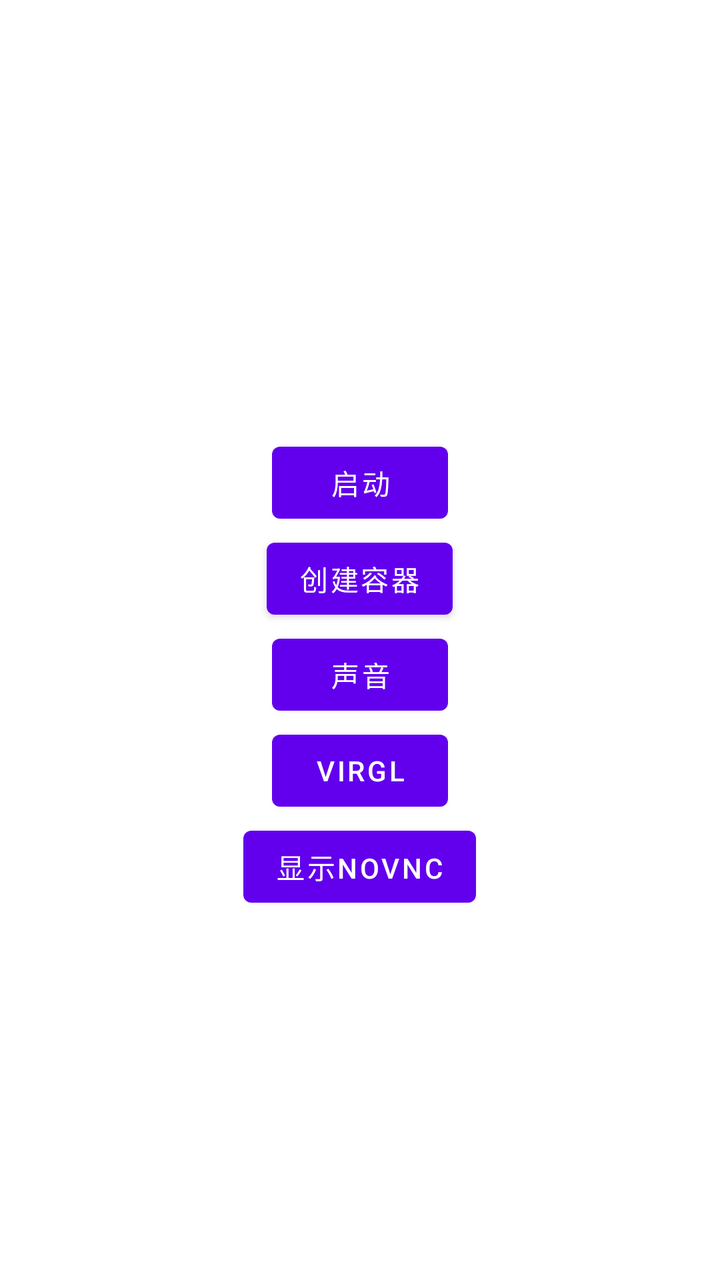
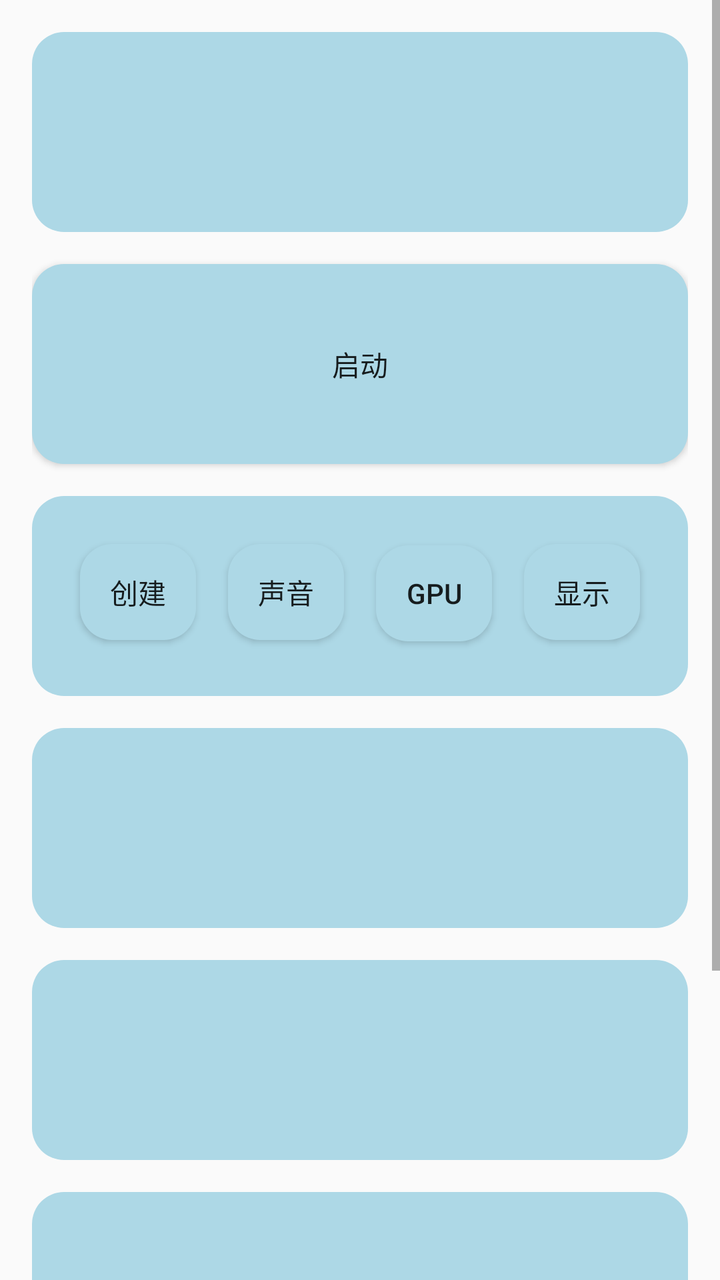

The first picture is an Android layout as it rendered before a commit; the second is the same layout after the commit. The layout source and the unified diff follow.
<!-- AndroidManifest.xml: application theme Theme.SimpleContainer -->
<!-- res/layout/fragment_home.xml -->
<?xml version="1.0" encoding="utf-8"?>
<androidx.constraintlayout.widget.ConstraintLayout xmlns:android="http://schemas.android.com/apk/res/android"
    xmlns:app="http://schemas.android.com/apk/res-auto"
    xmlns:tools="http://schemas.android.com/tools"
    android:layout_width="match_parent"
    android:layout_height="match_parent"
    tools:context=".ui.home.HomeFragment">


    <LinearLayout
        android:layout_width="match_parent"
        android:layout_height="match_parent"
        android:orientation="vertical"
        android:gravity="center">

        <TextView
            android:id="@+id/text_home"
            android:layout_width="match_parent"
            android:layout_height="wrap_content"
            android:layout_marginStart="8dp"
            android:layout_marginTop="8dp"
            android:layout_marginEnd="8dp"
            android:textAlignment="center"
            android:textSize="20sp"
            app:layout_constraintBottom_toBottomOf="parent"
            app:layout_constraintEnd_toEndOf="parent"
            app:layout_constraintStart_toStartOf="parent"
            app:layout_constraintTop_toTopOf="parent" />


        <Button
            android:id="@+id/start"
            android:layout_width="wrap_content"
            android:layout_height="wrap_content"
            android:text="启动" />


        <Button
            android:id="@+id/create"
            android:layout_width="wrap_content"
            android:layout_height="wrap_content"
            android:text="创建容器" />

        <Button
            android:id="@+id/sound"
            android:layout_width="wrap_content"
            android:layout_height="wrap_content"
            android:text="声音" />

        <Button
            android:id="@+id/virgl"
            android:layout_width="wrap_content"
            android:layout_height="wrap_content"
            android:text="virgl" />

        <Button
            android:id="@+id/web"
            android:layout_width="wrap_content"
            android:layout_height="wrap_content"
            android:text="显示novnc" />







        <ProgressBar
            android:id="@+id/progressBar"
            android:layout_width="match_parent"
            android:layout_height="match_parent"
            android:background="@android:color/transparent"
            android:visibility="gone"
            android:indeterminate="true"
            style="@android:style/Widget.ProgressBar.Large" />
    </LinearLayout>


</androidx.constraintlayout.widget.ConstraintLayout>
<!-- resources referenced by this layout -->
<resources>
  <style name="Theme.SimpleContainer" parent="Theme.MaterialComponents.DayNight.DarkActionBar">
          
          <item name="colorPrimary">@color/purple_500</item>
          <item name="colorPrimaryVariant">@color/purple_700</item>
          <item name="colorOnPrimary">@color/white</item>
          
          <item name="colorSecondary">@color/teal_200</item>
          <item name="colorSecondaryVariant">@color/teal_700</item>
          <item name="colorOnSecondary">@color/black</item>
          
          <item name="android:statusBarColor">?attr/colorPrimaryVariant</item>
          
      </style>
  <color name="purple_500">#FF6200EE</color>
  <color name="purple_700">#FF3700B3</color>
  <color name="white">#FFFFFFFF</color>
  <color name="teal_200">#FF03DAC5</color>
  <color name="teal_700">#FF018786</color>
  <color name="black">#FF000000</color>
</resources>

<!-- the commit's change to res/layout/fragment_home.xml (unified diff, before → after) -->
@@ -7,73 +7,137 @@
     tools:context=".ui.home.HomeFragment">
 
 
-    <LinearLayout
+    <ScrollView
         android:layout_width="match_parent"
-        android:layout_height="match_parent"
-        android:orientation="vertical"
-        android:gravity="center">
+        android:layout_height="wrap_content"
+        app:layout_constraintTop_toTopOf="parent"
+        tools:layout_editor_absoluteX="0dp">
 
-        <TextView
-            android:id="@+id/text_home"
+        <LinearLayout
             android:layout_width="match_parent"
-            android:layout_height="wrap_content"
-            android:layout_marginStart="8dp"
-            android:layout_marginTop="8dp"
-            android:layout_marginEnd="8dp"
-            android:textAlignment="center"
-            android:textSize="20sp"
-            app:layout_constraintBottom_toBottomOf="parent"
-            app:layout_constraintEnd_toEndOf="parent"
-            app:layout_constraintStart_toStartOf="parent"
-            app:layout_constraintTop_toTopOf="parent" />
+            android:layout_height="match_parent"
+            android:gravity="center"
+            android:orientation="vertical"
+            android:padding="16dp">
 
 
-        <Button
-            android:id="@+id/start"
-            android:layout_width="wrap_content"
-            android:layout_height="wrap_content"
-            android:text="启动" />
+            <TextView
+                android:id="@+id/text_home"
+                android:layout_width="match_parent"
+                android:layout_height="100dp"
+                android:layout_marginBottom="16dp"
+                android:background="@drawable/rounded_corner_background"
+                android:textAlignment="center"
+                android:textSize="20sp" />
+
+            <Button
+                android:id="@+id/start"
+                android:layout_width="match_parent"
+                android:layout_height="100dp"
+                android:layout_marginBottom="16dp"
+                android:background="@drawable/button"
+                android:text="启动" />
 
 
-        <Button
-            android:id="@+id/create"
-            android:layout_width="wrap_content"
-            android:layout_height="wrap_content"
-            android:text="创建容器" />
+            <LinearLayout
+                android:layout_width="match_parent"
+                android:layout_height="100dp"
+                android:layout_marginBottom="16dp"
+                android:background="@drawable/rounded_corner_background"
+                android:orientation="horizontal"
+                android:padding="16dp">
 
-        <Button
-            android:id="@+id/sound"
-            android:layout_width="wrap_content"
-            android:layout_height="wrap_content"
-            android:text="声音" />
+                <Button
+                    android:id="@+id/create"
+                    android:layout_width="wrap_content"
+                    android:layout_height="wrap_content"
+                    android:layout_margin="8dp"
+                    android:layout_weight="1"
+                    android:background="@drawable/rounded_corner_background"
+                    android:text="创建" />
 
-        <Button
-            android:id="@+id/virgl"
-            android:layout_width="wrap_content"
-            android:layout_height="wrap_content"
-            android:text="virgl" />
+                <Button
+                    android:id="@+id/sound"
+                    android:layout_width="wrap_content"
+                    android:layout_height="wrap_content"
+                    android:layout_margin="8dp"
+                    android:layout_weight="1"
+                    android:background="@drawable/rounded_corner_background"
+                    android:text="声音" />
 
-        <Button
-            android:id="@+id/web"
-            android:layout_width="wrap_content"
-            android:layout_height="wrap_content"
-            android:text="显示novnc" />
+                <Button
+                    android:id="@+id/virgl"
+                    android:layout_width="wrap_content"
+                    android:layout_height="wrap_content"
+                    android:layout_margin="8dp"
+                    android:layout_weight="1"
+                    android:background="@drawable/rounded_corner_background"
+                    android:text="GPU" />
 
+                <Button
+                    android:id="@+id/web"
+                    android:layout_width="wrap_content"
+                    android:layout_height="wrap_content"
+                    android:layout_margin="8dp"
+                    android:layout_weight="1"
+                    android:background="@drawable/rounded_corner_background"
+                    android:text="显示" />
+            </LinearLayout>
 
+            
+            
+            
+            
+            
 
+            <ProgressBar
+                android:id="@+id/progressBar"
+                style="@android:style/Widget.ProgressBar.Large"
+                android:layout_width="match_parent"
+                android:layout_height="match_parent"
+                android:background="@android:color/transparent"
+                android:indeterminate="true"
+                android:visibility="gone" />
 
+            <TextView
+                android:id="@+id/text_home1"
+                android:layout_width="match_parent"
+                android:layout_height="100dp"
+                android:layout_marginBottom="16dp"
+                android:background="@drawable/rounded_corner_background"
+                android:textAlignment="center"
+                android:textSize="20sp" />
 
+            <TextView
+                android:id="@+id/text_home2"
+                android:layout_width="match_parent"
+                android:layout_height="100dp"
+                android:layout_marginBottom="16dp"
+                android:background="@drawable/rounded_corner_background"
+                android:textAlignment="center"
+                android:textSize="20sp" />
 
+            <TextView
+                android:id="@+id/text_home3"
+                android:layout_width="match_parent"
+                android:layout_height="100dp"
+                android:layout_marginBottom="16dp"
+                android:background="@drawable/rounded_corner_background"
+                android:textAlignment="center"
+                android:textSize="20sp" />
 
-        <ProgressBar
-            android:id="@+id/progressBar"
-            android:layout_width="match_parent"
-            android:layout_height="match_parent"
-            android:background="@android:color/transparent"
-            android:visibility="gone"
-            android:indeterminate="true"
-            style="@android:style/Widget.ProgressBar.Large" />
-    </LinearLayout>
+            <TextView
+                android:id="@+id/text_home4"
+                android:layout_width="match_parent"
+                android:layout_height="100dp"
+                android:layout_marginBottom="16dp"
+                android:background="@drawable/rounded_corner_background"
+                android:textAlignment="center"
+                android:textSize="20sp" />
+
+        </LinearLayout>
+
+    </ScrollView>
 
 
 </androidx.constraintlayout.widget.ConstraintLayout>
<!-- resource entries referenced after the edit -->
@@ -1,6 +1,23 @@
 <!-- resources referenced by this layout -->
 <resources>
-  <style name="Theme.SimpleContainer" parent="Theme.MaterialComponents.DayNight.DarkActionBar">
+  <!-- drawable button (drawable) -->
+  <?xml version="1.0" encoding="utf-8"?>
+  <selector xmlns:android="http://schemas.android.com/apk/res/android">
+  <item>
+      <shape android:shape="rectangle">
+          <solid android:color="#ADD8E6"/>
+          <corners android:radius="16dp"/>
+      </shape>
+  </item>
+  </selector>
+  <!-- drawable rounded_corner_background (drawable) -->
+  <shape xmlns:android="http://schemas.android.com/apk/res/android"
+      android:shape="rectangle">
+  
+      <corners android:radius="16dp" /> 
+      <solid android:color="#ADD8E6"/> 
+  </shape>
+  <style name="Theme.SimpleContainer" parent="Theme.MaterialComponents.DayNight.DarkActionBar.Bridge">
           
           <item name="colorPrimary">@color/purple_500</item>
           <item name="colorPrimaryVariant">@color/purple_700</item>
